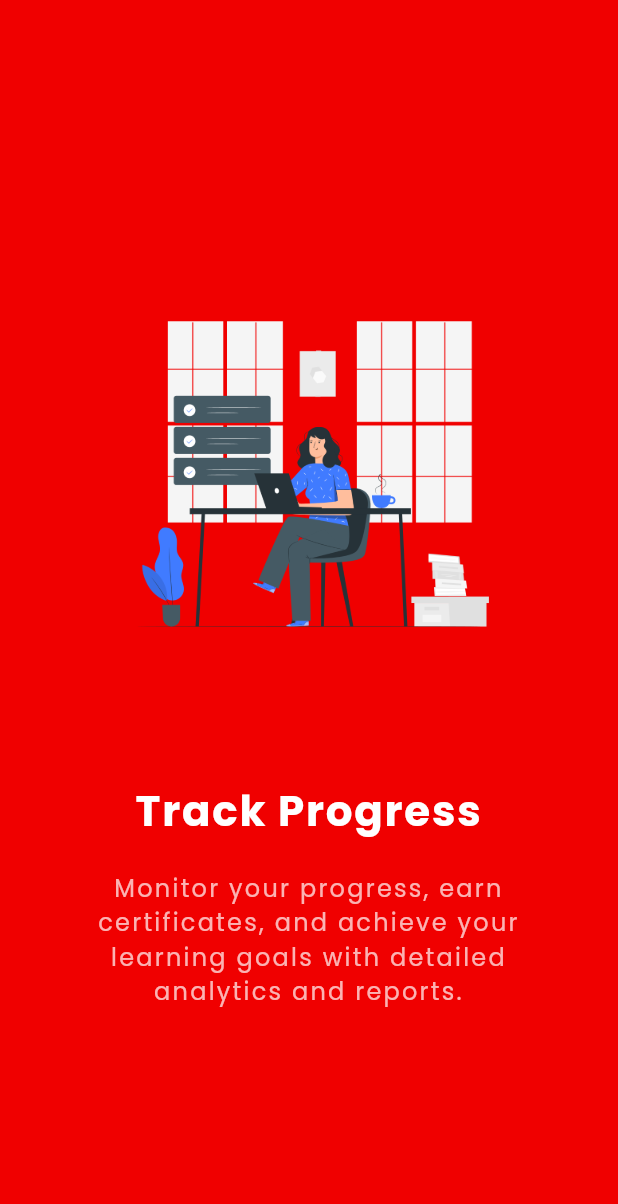
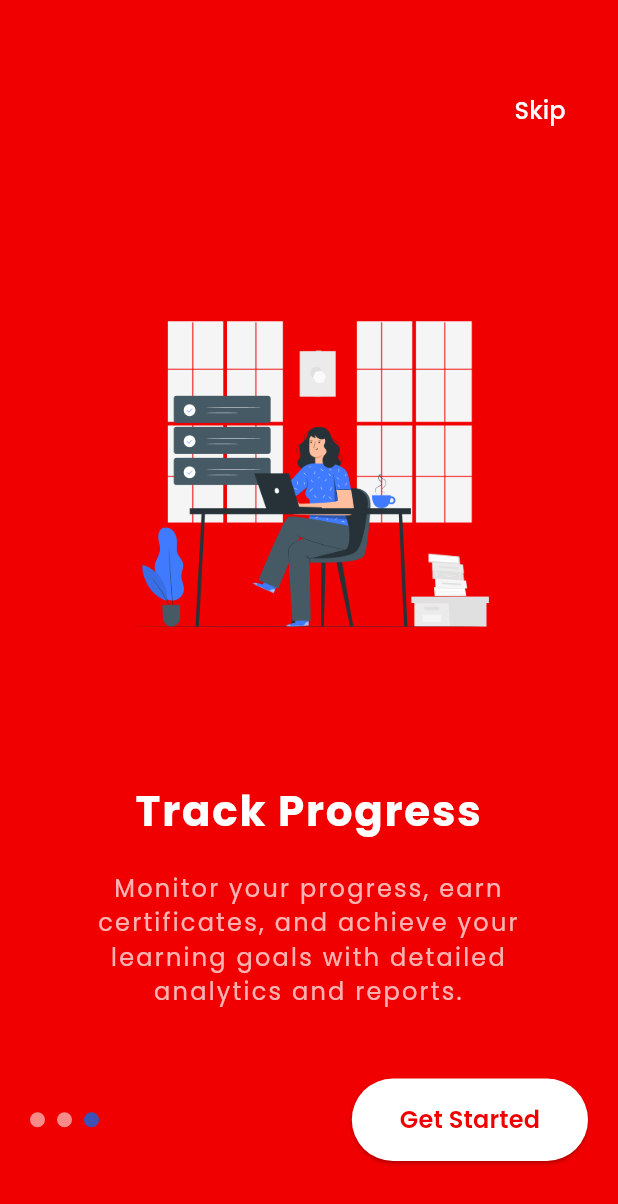
Before and after one commit to xuantruongit32/elearning_app, a Flutter app: the screen it shows after launch, swiped to page 3, on a phone screen of 412 x 824 dp. Shown: the top 1204 px of the screen. Run offline on Flutter 3.47's test engine with Material 3 defaults, Android fonts, the phone set to English and light mode, and no system bars; drawn by our look-alikes of smooth_page_indicator; our stand-ins replace bloc, equatable, flutter_bloc, get, get_storage, google_fonts.

Commit message:
feat: add skip button, navigation bottom, next button

```diff
--- a/lib/view/onboarding/onboarding_screen.dart
+++ b/lib/view/onboarding/onboarding_screen.dart
@@ -1,7 +1,10 @@
 import 'package:elearning_app/core/theme/app_colors.dart';
+import 'package:elearning_app/routes/app_routes.dart';
 import 'package:elearning_app/view/onboarding/widgets/onboarding_page_widget.dart';
 import 'package:flutter/material.dart';
 import 'package:elearning_app/models/onboarding_item.dart';
+import 'package:get/get.dart';
+import 'package:smooth_page_indicator/smooth_page_indicator.dart';
 
 class OnboardingScreen extends StatefulWidget {
   const OnboardingScreen({super.key});
@@ -44,14 +47,82 @@ final List<OnboardingItem> _pages = [
           PageView.builder(
             controller: _pageController,
             itemCount: _pages.length,
-        onPageChanged: (index){
+            onPageChanged: (index) {
               setState(() {
                 _currentPage = index;
               });
             },
-        itemBuilder: (context, index){
+            itemBuilder: (context, index) {
               return OnboardingPageWidget(page: _pages[index]);
             },
+          ),
+          // skip button
+          Positioned(
+            top: 50,
+            right: 20,
+            child: TextButton(
+              onPressed: () => Get.offAllNamed(AppRoutes.login),
+              child: const Text(
+                'Skip',
+                style: TextStyle(
+                  color: Colors.white,
+                  fontSize: 16,
+                  fontWeight: FontWeight.w500,
+                ),
+              ),
+            ),
+          ),
+
+          //bottom navigation
+          Positioned(
+            bottom: 50,
+            left: 20,
+            right: 20,
+            child: Row(
+              mainAxisAlignment: MainAxisAlignment.spaceBetween,
+              children: [
+                SmoothPageIndicator(
+                  controller: _pageController,
+                  count: _pages.length,
+                  effect: const WormEffect(
+                    dotColor: Colors.white54,
+                    dotHeight: 10,
+                    dotWidth: 10,
+                    spacing: 8,
+                  ),
+                ),
+                // next/get started button
+                ElevatedButton(
+                  onPressed: () {
+                    if (_currentPage == _pages.length - 1) {
+                      Get.offAllNamed(AppRoutes.login);
+                    } else {
+                      _pageController.nextPage(
+                        duration: const Duration(milliseconds: 300),
+                        curve: Curves.easeIn,
+                      );
+                    }
+                  },
+                  style: ElevatedButton.styleFrom(
+                    backgroundColor: Colors.white,
+                    padding: const EdgeInsets.symmetric(
+                      horizontal: 32,
+                      vertical: 16,
+                    ),
+                    shape: RoundedRectangleBorder(
+                      borderRadius: BorderRadius.circular(30),
+                    ),
+                  ),
+                  child: Text(
+                    _currentPage == _pages.length - 1 ? 'Get Started' : 'Next',
+                    style: const TextStyle(
+                      color: AppColors.primary,
+                      fontSize: 16,
+                    ),
+                  ),
+                ),
+              ],
+            ),
           ),
         ],
       ),
```
Lines whose indentation alone changed are shown as unchanged.
